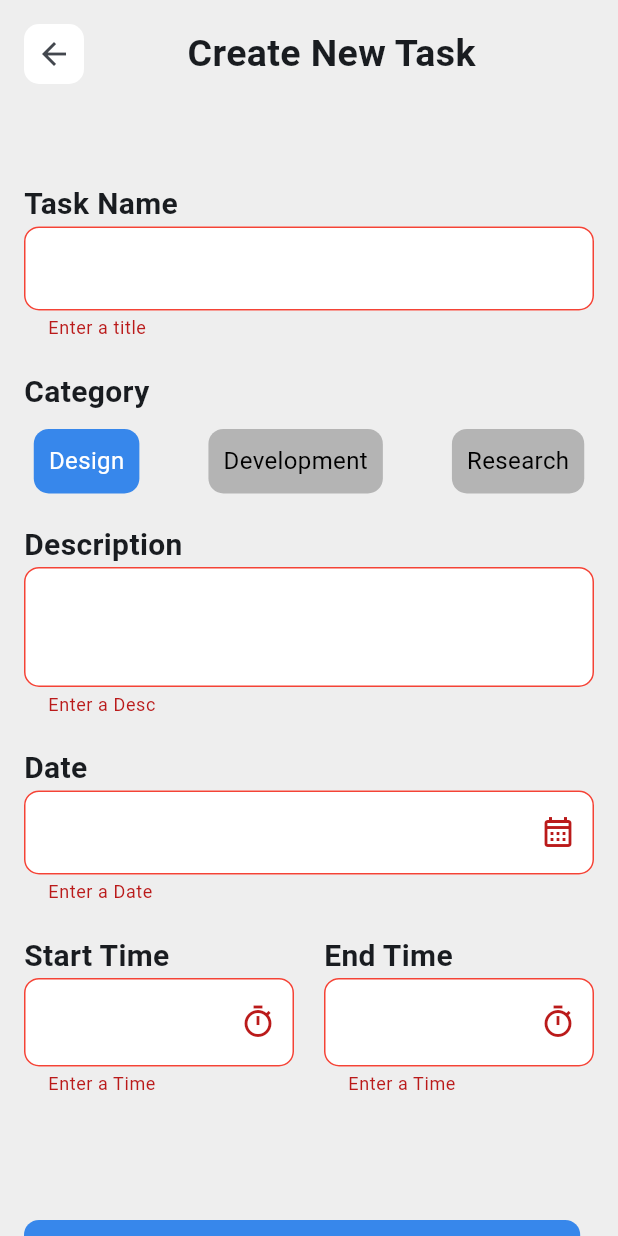
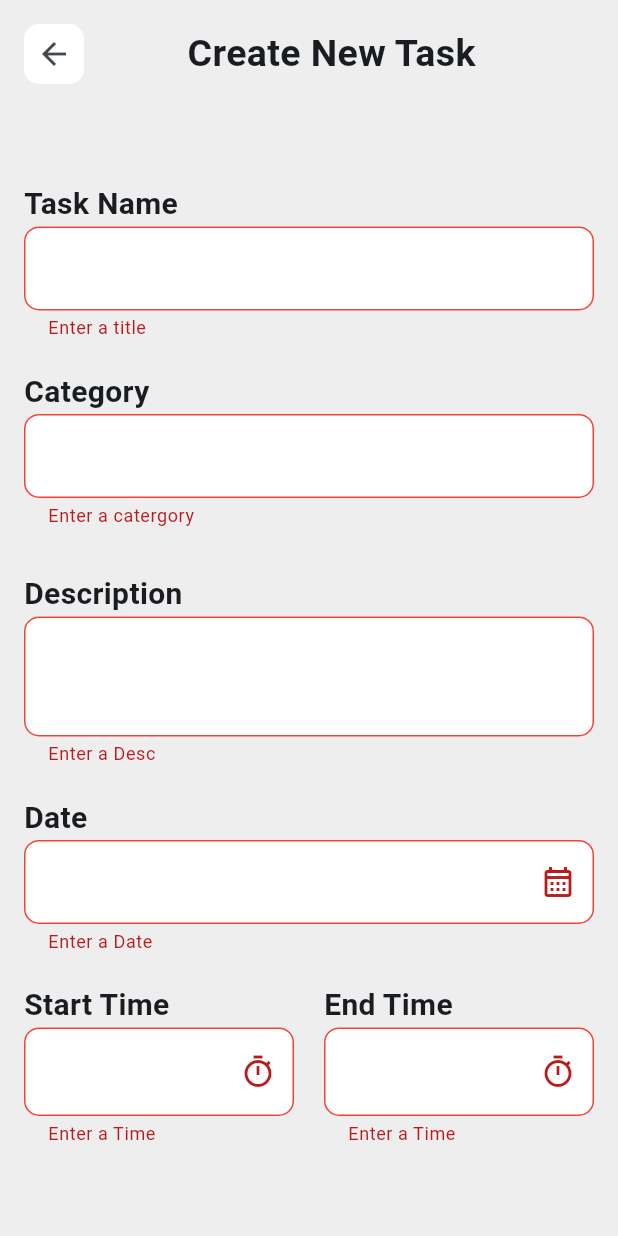
Before and after one commit to CSI-Trainee-2024/Task_4_Sparsh_2311143, a Flutter app: the AddTodo screen opened directly, after a tap on "Create Task", on a phone screen of 412 x 824 dp. Run offline on Flutter 3.47's test engine with Material 3 defaults, Android fonts, the phone set to English and light mode, and no system bars.

Commit message:
category input form added

```diff
--- a/lib/pages/add_todo.dart
+++ b/lib/pages/add_todo.dart
@@ -15,14 +15,15 @@ class AddTodo extends StatefulWidget {
 class _HomepageState extends State<AddTodo> {
   final _form = GlobalKey<FormState>();
 
-  final List<String> categories = ["Design", "Development", "Research"];
-  int selectedCategory = 0;
+  // final List<String> categories = ["Design", "Development", "Research"];
+  // int selectedCategory = 0;
 
   final TextEditingController _dateController = TextEditingController();
   final TextEditingController _startTimeController = TextEditingController();
   final TextEditingController _titleController = TextEditingController();
   final TextEditingController _endTimeController = TextEditingController();
   final TextEditingController _descController = TextEditingController();
+  final TextEditingController _categoryController = TextEditingController();
 
   Future<void> _selectDate() async {
     DateTime? picked = await showDatePicker(
@@ -95,33 +96,33 @@ class _HomepageState extends State<AddTodo> {
           date: _dateController.text,
           startTime: _startTimeController.text,
           endTime: _endTimeController.text,
-          category: categories[selectedCategory]);
+          category: _categoryController.text);
 
       Navigator.pop(context, todo);
     }
   }
 
-  GestureDetector _getCategoryContainers(
-      String text, bool isSelected, int index) {
-    return GestureDetector(
-        onTap: () {
-          setState(() {
-            selectedCategory = index;
-          });
-        },
-        child: Container(
-          alignment: Alignment.center,
-          padding: EdgeInsets.all(10),
-          decoration: BoxDecoration(
-              color: isSelected ? blueColor : greyColor,
-              borderRadius: BorderRadius.circular(10)),
-          child: Text(
-            text,
-            style: TextStyle(
-                fontSize: 16, color: isSelected ? whiteColor : blackcolor),
-          ),
-        ));
-  }
+  // GestureDetector _getCategoryContainers(
+  //     String text, bool isSelected, int index) {
+  //   return GestureDetector(
+  //       onTap: () {
+  //         setState(() {
+  //           selectedCategory = index;
+  //         });
+  //       },
+  //       child: Container(
+  //         alignment: Alignment.center,
+  //         padding: EdgeInsets.all(10),
+  //         decoration: BoxDecoration(
+  //             color: isSelected ? blueColor : greyColor,
+  //             borderRadius: BorderRadius.circular(10)),
+  //         child: Text(
+  //           text,
+  //           style: TextStyle(
+  //               fontSize: 16, color: isSelected ? whiteColor : blackcolor),
+  //         ),
+  //       ));
+  // }
 
   Text _getTextFormFieldHeading(String text) {
     return Text(text,
@@ -237,22 +238,31 @@ class _HomepageState extends State<AddTodo> {
                     height: 20,
                   ),
                   _getTextFormFieldHeading("Category"),
+                  TextFormField(
+                    controller: _categoryController,
+                    validator: (text){
+                      if (text == null || text.isEmpty){
+                        return "Enter a catergory";
+                      }
+                      return null;
+                    },
+                    decoration: _getTextFormFieldInputDecoration()),
                   SizedBox(
                     height: 10,
                   ),
-                  Row(
-                    mainAxisAlignment: MainAxisAlignment.spaceAround,
-                    children: [
-                      _getCategoryContainers(
-                          categories[0], selectedCategory == 0, 0),
-                      SizedBox(width: 20),
-                      _getCategoryContainers(
-                          categories[1], selectedCategory == 1, 1),
-                      SizedBox(width: 20),
-                      _getCategoryContainers(
-                          categories[2], selectedCategory == 2, 2),
-                    ],
-                  ),
+                  // Row(
+                  //   mainAxisAlignment: MainAxisAlignment.spaceAround,
+                  //   children: [
+                  //     _getCategoryContainers(
+                  //         categories[0], selectedCategory == 0, 0),
+                  //     SizedBox(width: 20),
+                  //     _getCategoryContainers(
+                  //         categories[1], selectedCategory == 1, 1),
+                  //     SizedBox(width: 20),
+                  //     _getCategoryContainers(
+                  //         categories[2], selectedCategory == 2, 2),
+                  //   ],
+                  // ),
                   SizedBox(
                     height: 20,
                   ),
--- a/lib/pages/home_page.dart
+++ b/lib/pages/home_page.dart
@@ -91,7 +91,7 @@ class _HomePageState extends State<HomePage> {
                 ),
                 SizedBox(height: 10),
                 Expanded(
-                  child: todos.length == 0
+                  child: todos.isEmpty
                       ? Column(
                           mainAxisAlignment: MainAxisAlignment.center,
                           children: [
--- a/lib/pages/splash.dart
+++ b/lib/pages/splash.dart
@@ -53,7 +53,7 @@ class _SplashScreenState extends State<SplashScreen> {
                     Navigator.pushReplacement(
                       context,
                       MaterialPageRoute(
-                        builder: (context) => HomePage(),
+                        builder: (context) => const HomePage(),
                       ),
                     );
 
```
Also changed, not shown: lib/main.dart (+1 -12 lines), lib/pages/update_todo.dart (+48 -38 lines).
